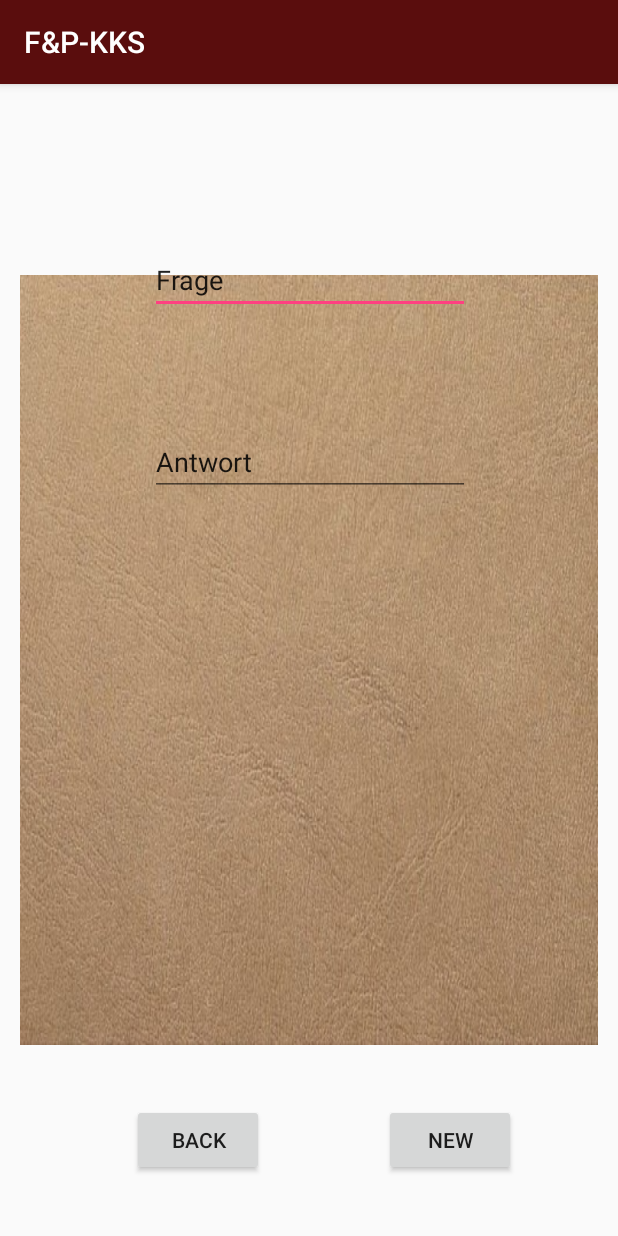
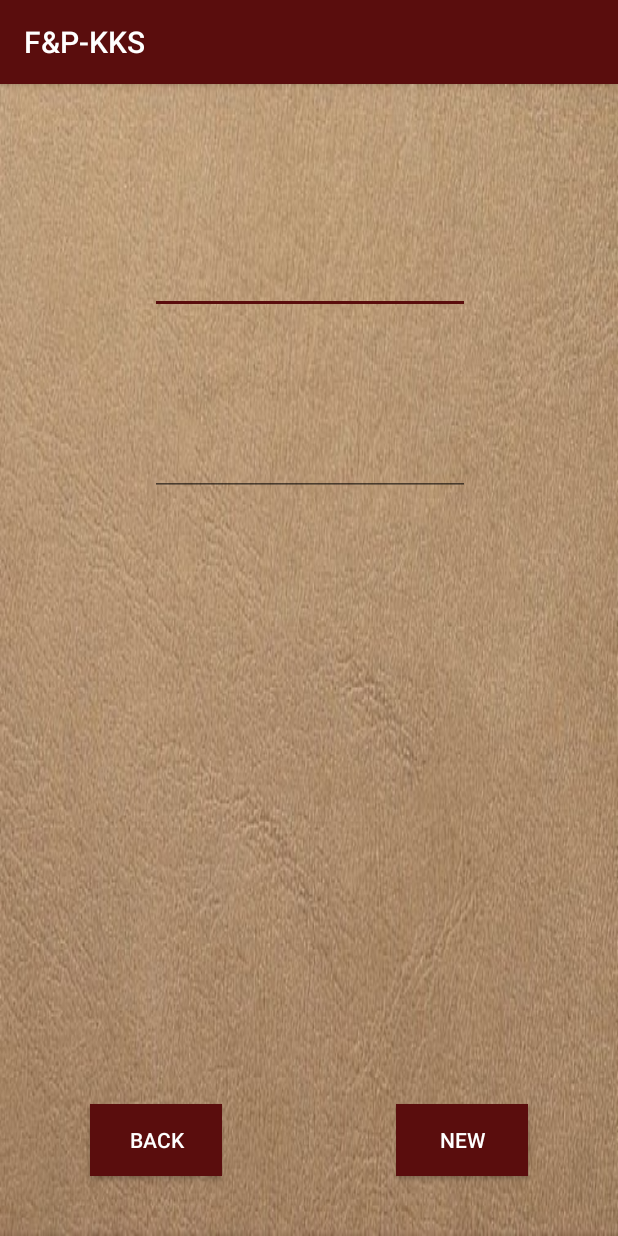
Before and after one commit to PatrickG07/F-P-KKS, an Android app: the CreateActivity screen opened directly, with no data from a screen before it, on a phone screen of 412 x 824 dp. Run offline under Robolectric (Android 15) with nearby library versions, the phone set to English and light mode, and no system bars.

Commit message:
adding Background

```diff
--- a/FPKKS/app/src/main/res/layout/activity_create.xml
+++ b/FPKKS/app/src/main/res/layout/activity_create.xml
@@ -8,8 +8,8 @@
 
     <ImageView
         android:id="@+id/imageView2"
-        android:layout_width="385dp"
-        android:layout_height="513dp"
+        android:layout_width="match_parent"
+        android:layout_height="match_parent"
         android:scaleType="fitXY"
         app:layout_constraintBottom_toBottomOf="parent"
         app:layout_constraintEnd_toEndOf="parent"
@@ -22,8 +22,10 @@
         android:layout_width="wrap_content"
         android:layout_height="wrap_content"
         android:layout_marginBottom="40dp"
-        android:layout_marginEnd="68dp"
+        android:layout_marginEnd="60dp"
+        android:background="#5a0d0d"
         android:text="New"
+        android:textColor="#fff"
         app:layout_constraintBottom_toBottomOf="parent"
         app:layout_constraintEnd_toEndOf="parent" />
 
@@ -32,11 +34,11 @@
         android:layout_width="wrap_content"
         android:layout_height="wrap_content"
         android:layout_marginBottom="40dp"
-        android:layout_marginEnd="8dp"
-        android:layout_marginStart="16dp"
+        android:layout_marginStart="60dp"
+        android:background="#5a0d0d"
         android:text="Back"
+        android:textColor="#fff"
         app:layout_constraintBottom_toBottomOf="parent"
-        app:layout_constraintEnd_toStartOf="@+id/btnNew"
         app:layout_constraintStart_toStartOf="parent" />
 
     <EditText
@@ -46,7 +48,7 @@
         android:layout_marginTop="108dp"
         android:ems="10"
         android:inputType="textPersonName"
-        android:text="Frage"
+        android:textColor="#fff"
         android:visibility="visible"
         app:layout_constraintEnd_toEndOf="parent"
         app:layout_constraintHorizontal_bias="0.502"
@@ -60,7 +62,7 @@
         android:layout_marginTop="76dp"
         android:ems="10"
         android:inputType="textPersonName"
-        android:text="Antwort"
+        android:textColor="#fff"
         android:visibility="visible"
         app:layout_constraintEnd_toEndOf="parent"
         app:layout_constraintHorizontal_bias="0.502"
--- a/FPKKS/app/src/main/res/values/colors.xml
+++ b/FPKKS/app/src/main/res/values/colors.xml
@@ -2,5 +2,5 @@
 <resources>
     <color name="colorPrimary">#5a0d0d</color>
     <color name="colorPrimaryDark">#1b0303</color>
-    <color name="colorAccent">#FF4081</color>
+    <color name="colorAccent">#5a0d0d</color>
 </resources>
```
Also changed, not shown: FPKKS/app/src/main/res/layout/activity_edit.xml (+11 -0 lines), FPKKS/app/src/main/res/layout/content_main.xml (+11 -0 lines).
